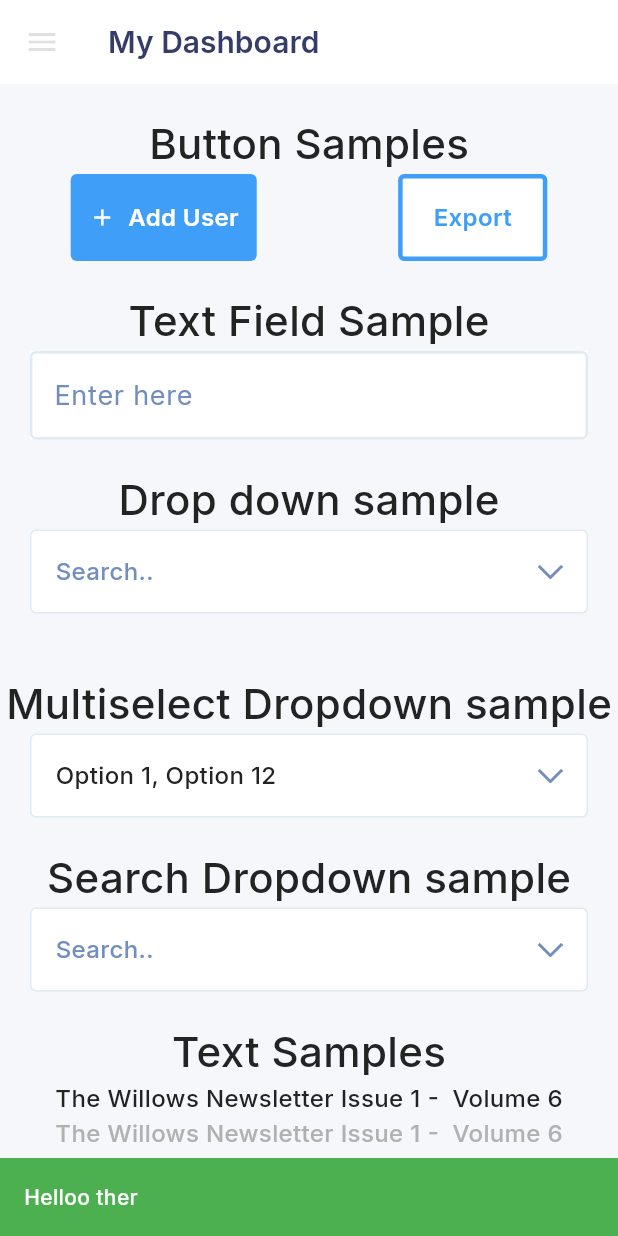
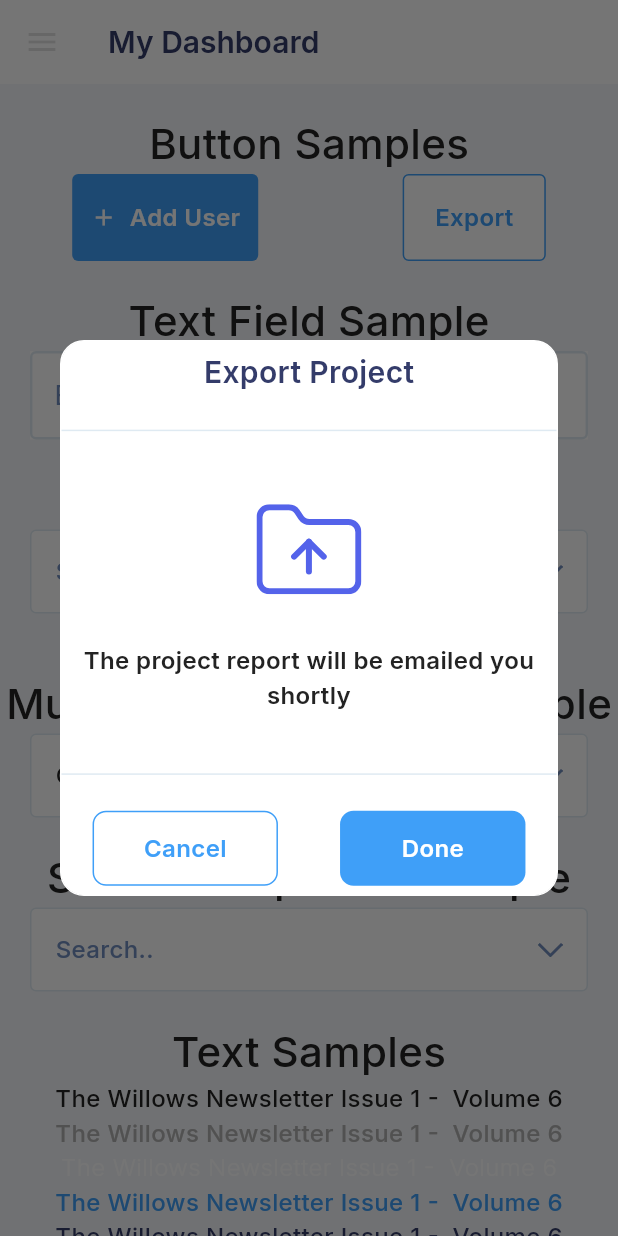
Before and after one commit to Abhinimap/nimap_base_project, a Flutter app: the screen it shows after launch, after a tap on "Add User", on a phone screen of 412 x 824 dp. Run offline on Flutter 3.47's test engine with Material 3 defaults, Android fonts, the light colour scheme and no system bars; drawn by our look-alikes of dropdown_button2; our stand-ins replace awesome_notifications, dio, firebase_core, firebase_messaging, flutter_svg, get and 5 more; accounts and stored records are empty.

Commit message:
Added custom drawer, Added custom popups, Added custom scaffold

```diff
--- a/lib/config/gen/assets.gen.dart
+++ b/lib/config/gen/assets.gen.dart
@@ -66,6 +66,16 @@ class $AssetsLogoGen {
   List<AssetGenImage> get values => [appIconPng, appIconWebp];
 }
 
+class $AssetsSvgGen {
+  const $AssetsSvgGen();
+
+  /// File path: assets/svg/file_icon.svg
+  SvgGenImage get fileIcon => const SvgGenImage('assets/svg/file_icon.svg');
+
+  /// List of all assets
+  List<SvgGenImage> get values => [fileIcon];
+}
+
 class $AssetsImages20xGen {
   const $AssetsImages20xGen();
 
@@ -109,6 +119,7 @@ class Assets {
   static const $AssetsGoogleFontsGen googleFonts = $AssetsGoogleFontsGen();
   static const $AssetsImagesGen images = $AssetsImagesGen();
   static const $AssetsLogoGen logo = $AssetsLogoGen();
+  static const $AssetsSvgGen svg = $AssetsSvgGen();
 }
 
 class AssetGenImage {
--- /dev/null
+++ b/lib/data/utils/custom_popup.dart
@@ -0,0 +1,99 @@
+import 'package:get/get.dart';
+import 'package:flutter/material.dart';
+
+import 'package:starter_template_get_x/presentation/presentation.dart';
+import 'package:starter_template_get_x/config/config.dart';
+
+class CustomDialog {
+  const CustomDialog._();
+
+  static customDialog({
+    required String title,
+    required String message,
+    Widget? iconWidget,
+    Function()? onSuccess,
+    Function()? onCancel,
+    String buttonText = "Done",
+    String cancelButtonText = "Cancel",
+    double? buttonWidth,
+    double buttonHeight = 50,
+  }) {
+    Get.dialog(StatefulBuilder(
+      builder: (context, setState) {
+        return Dialog(
+          child: Container(
+            height: context.height * 0.45,
+            alignment: Alignment.center,
+            decoration: BoxDecoration(
+              border: Border.all(color: Colors.white),
+              color: Colors.white,
+              borderRadius: const BorderRadius.all(
+                Radius.circular(16),
+              ),
+            ),
+            child: Column(
+              mainAxisAlignment: MainAxisAlignment.center,
+              children: [
+                CustomRhinoText(
+                  text: title,
+                  fontSize: 20,
+                  fontWeight: FontWeight.w600,
+                ),
+                SizedBox(
+                  height: context.height * 0.02,
+                ),
+                const Divider(
+                  color: ColorName.lavenderMist,
+                ),
+                SizedBox(
+                  height: context.height * 0.05,
+                ),
+                if (iconWidget != null) iconWidget,
+                SizedBox(
+                  height: context.height * 0.04,
+                ),
+                CustomText(
+                  text: message,
+                  textAlign: TextAlign.center,
+                  fontWeight: FontWeight.w600,
+                ),
+                SizedBox(
+                  height: context.height * 0.04,
+                ),
+                const Divider(
+                  color: ColorName.lavenderMist,
+                ),
+                SizedBox(
+                  height: context.height * 0.02,
+                ),
+                Row(
+                  mainAxisAlignment: MainAxisAlignment.spaceAround,
+                  children: [
+                    SecondaryButton(
+                      buttonText: cancelButtonText,
+                      width: buttonWidth,
+                      height: buttonHeight,
+                      borderRadius: 9,
+                      onPressed: () {
+                        onCancel!();
+                      },
+                    ),
+                    PrimaryButton(
+                      width: buttonWidth,
+                      height: buttonHeight,
+                      borderRadius: 9,
+                      onPressed: () {
+                        onSuccess!();
+                      },
+                      buttonText: buttonText,
+                    ),
+                  ],
+                )
+              ],
+            ),
+          ),
+        );
+      },
+    ));
+  }
+}
--- a/lib/data/utils/custom_snackbar.dart
+++ b/lib/data/utils/custom_snackbar.dart
@@ -2,6 +2,8 @@ import 'package:flutter/material.dart';
 import 'package:get/get.dart';
 
 class CustomSnackBar {
+  const CustomSnackBar._();
+
   static showCustomSnackBar(
       {required String title, required String message, Duration? duration}) {
     Get.snackbar(
--- a/lib/main.dart
+++ b/lib/main.dart
@@ -13,6 +13,7 @@ import 'package:get/get.dart';
 
 import 'package:starter_template_get_x/config/config.dart';
 import 'package:starter_template_get_x/data/data.dart';
+import 'package:starter_template_get_x/data/utils/custom_popup.dart';
 import 'package:starter_template_get_x/domain/domain.dart';
 import 'package:starter_template_get_x/presentation/presentation.dart';
 
@@ -64,9 +65,9 @@ class MyHomePage extends StatefulWidget {
 class _MyHomePageState extends State<MyHomePage> {
   @override
   Widget build(BuildContext context) {
-    return SafeArea(
-      top: false,
-      child: Scaffold(
+    return CustomScaffold(
+      selectedDrawerElement: DrawerElements.projects,
+      // addSafeArea: true,
       appBar: AppBar(
         leading: Builder(
           builder: (context) {
@@ -81,12 +82,10 @@ class _MyHomePageState extends State<MyHomePage> {
             );
           },
         ),
-          title: Text(widget.title,),
+        title: Text(
+          widget.title,
         ),
-        drawer: const CustomDrawer(
-          selectDrawerElement: DrawerElements.forms,
       ),
-        drawerEdgeDragWidth: context.width * 0.8,
       body: SingleChildScrollView(
         child: Column(
           mainAxisAlignment: MainAxisAlignment.start,
@@ -109,7 +108,19 @@ class _MyHomePageState extends State<MyHomePage> {
                     color: Colors.white,
                   ),
                   onPressed: () {
-                      CustomSnackBar.showCustomToast(message: "Helloo ther");
+                    CustomDialog.customDialog(
+                      buttonWidth: context.width * 0.3,
+                      title: "Export Project",
+                      message:
+                          "The project report will be emailed you shortly",
+                      iconWidget: Assets.svg.fileIcon.svg(),
+                      onSuccess: () {
+                        Get.back();
+                      },
+                      onCancel: () {
+                        Get.back();
+                      },
+                    );
                   },
                 ),
                 SecondaryButton(
@@ -250,7 +261,6 @@ class _MyHomePageState extends State<MyHomePage> {
           ],
         ),
       ),
-      ),
     );
   }
 }
--- a/lib/presentation/custom_widgets/custom_button_widgets.dart
+++ b/lib/presentation/custom_widgets/custom_button_widgets.dart
@@ -8,6 +8,7 @@ import 'package:starter_template_get_x/presentation/presentation.dart';
 class PrimaryButton extends StatefulWidget {
   const PrimaryButton({
     super.key,
+    this.width,
     this.onPressed,
     this.height = 58,
     this.fontSize = 16,
@@ -19,6 +20,7 @@ class PrimaryButton extends StatefulWidget {
 
   final Widget? prefixIcon;
   final double height;
+  final double? width;
   final double fontSize;
   final double borderRadius;
   final String buttonText;
@@ -43,6 +45,7 @@ class _PrimaryButton extends State<PrimaryButton> {
       message: widget.buttonText,
       child: Container(
         height: widget.height,
+        width: widget.width,
         decoration: BoxDecoration(
           color: LightThemeColors.primaryColor,
           borderRadius: BorderRadius.circular(
@@ -90,6 +93,7 @@ class _PrimaryButton extends State<PrimaryButton> {
 class SecondaryButton extends StatelessWidget {
   const SecondaryButton({
     super.key,
+    this.width,
     this.onPressed,
     this.prefixIcon,
     this.height = 58,
@@ -101,6 +105,7 @@ class SecondaryButton extends StatelessWidget {
 
   final Widget? prefixIcon;
   final double height;
+  final double? width;
   final double fontSize;
   final double borderRadius;
   final String buttonText;
@@ -113,8 +118,9 @@ class SecondaryButton extends StatelessWidget {
       message: buttonText,
       child: Container(
         height: height,
+        width: width,
         decoration: BoxDecoration(
-          border: Border.all(color: LightThemeColors.blueTextColor, width: 3),
+          border: Border.all(color: LightThemeColors.blueTextColor, width: 1),
           color: Colors.white,
           borderRadius: BorderRadius.circular(
             borderRadius,
--- /dev/null
+++ b/lib/presentation/custom_widgets/custom_scaffold.dart
@@ -0,0 +1,56 @@
+import 'package:flutter/material.dart';
+
+import 'package:starter_template_get_x/presentation/presentation.dart';
+import 'package:starter_template_get_x/data/data.dart';
+
+class CustomScaffold extends StatelessWidget {
+  const CustomScaffold({
+    super.key,
+    this.appBar,
+    required this.selectedDrawerElement,
+    this.body,
+    this.addSafeArea = false,
+    this.top = true,
+    this.bottom = true,
+    this.right = true,
+    this.left = true,
+  });
+
+  final PreferredSizeWidget? appBar;
+  final DrawerElements selectedDrawerElement;
+  final Widget? body;
+  final bool addSafeArea;
+
+  // NOTE: Only after addSafeArea is true following 4 parameters will work
+  final bool top;
+  final bool bottom;
+  final bool right;
+  final bool left;
+
+  @override
+  Widget build(BuildContext context) {
+    if (addSafeArea) {
+      return SafeArea(
+        top: top,
+        bottom: bottom,
+        right: right,
+        left: left,
+        child: Scaffold(
+          appBar: appBar,
+          drawer: CustomDrawer(
+            selectDrawerElement: selectedDrawerElement,
+          ),
+          body: body,
+        ),
+      );
+    } else {
+      return Scaffold(
+        appBar: appBar,
+        drawer: CustomDrawer(
+          selectDrawerElement: selectedDrawerElement,
+        ),
+        body: body,
+      );
+    }
+  }
+}
--- a/lib/presentation/custom_widgets/custom_text_widgets.dart
+++ b/lib/presentation/custom_widgets/custom_text_widgets.dart
@@ -11,12 +11,14 @@ class CustomText extends StatelessWidget {
     this.fontWeight = FontWeight.w500,
     this.overflow,
     this.maxLines,
+    this.textAlign
   });
 
   final String text;
   final double fontSize;
   final FontWeight fontWeight;
   final TextOverflow? overflow;
+  final TextAlign? textAlign;
   final int? maxLines;
 
   @override
@@ -27,8 +29,10 @@ class CustomText extends StatelessWidget {
             fontSize: fontSize,
             fontWeight: fontWeight,
             overflow: overflow,
+
           ),
       maxLines: maxLines,
+      textAlign: textAlign,
     );
   }
 }
@@ -40,12 +44,15 @@ class CustomNobelText extends StatelessWidget {
     this.fontSize = MyFonts.defaultFontSize,
     this.fontWeight = FontWeight.w500,
     this.overflow,
+    this.textAlign
   });
 
   final String text;
   final double fontSize;
   final FontWeight fontWeight;
   final TextOverflow? overflow;
+  final TextAlign? textAlign;
+
 
   @override
   Widget build(BuildContext context) {
@@ -61,6 +68,8 @@ class CustomNobelText extends StatelessWidget {
             fontWeight: fontWeight,
             overflow: overflow,
           ),
+      textAlign: textAlign,
+
     );
   }
 }
@@ -72,12 +81,15 @@ class CustomRhinoText extends StatelessWidget {
     this.fontSize = MyFonts.defaultFontSize,
     this.fontWeight = FontWeight.w500,
     this.overflow,
+    this.textAlign
   });
 
   final String text;
   final double fontSize;
   final FontWeight fontWeight;
   final TextOverflow? overflow;
+  final TextAlign? textAlign;
+
 
   @override
   Widget build(BuildContext context) {
@@ -93,6 +105,8 @@ class CustomRhinoText extends StatelessWidget {
             fontWeight: fontWeight,
             overflow: overflow,
           ),
+      textAlign: textAlign,
+
     );
   }
 }
@@ -104,12 +118,15 @@ class CustomBlueText extends StatelessWidget {
     this.fontSize = MyFonts.defaultFontSize,
     this.fontWeight = FontWeight.w500,
     this.overflow,
+    this.textAlign
   });
 
   final String text;
   final double fontSize;
   final FontWeight fontWeight;
   final TextOverflow? overflow;
+  final TextAlign? textAlign;
+
 
   @override
   Widget build(BuildContext context) {
@@ -125,6 +142,8 @@ class CustomBlueText extends StatelessWidget {
             fontWeight: fontWeight,
             overflow: overflow,
           ),
+      textAlign: textAlign,
+
     );
   }
 }
@@ -136,12 +155,15 @@ class CustomWildBlueText extends StatelessWidget {
     this.fontSize = MyFonts.defaultFontSize,
     this.fontWeight = FontWeight.w500,
     this.overflow,
+    this.textAlign
   });
 
   final String text;
   final double fontSize;
   final FontWeight fontWeight;
   final TextOverflow? overflow;
+  final TextAlign? textAlign;
+
 
   @override
   Widget build(BuildContext context) {
@@ -158,6 +180,7 @@ class CustomWildBlueText extends StatelessWidget {
             overflow: overflow,
           ),
       overflow: TextOverflow.ellipsis,
+      textAlign: textAlign,
     );
   }
 }
@@ -169,12 +192,14 @@ class CustomWhiteText extends StatelessWidget {
     this.fontSize = MyFonts.defaultFontSize,
     this.fontWeight = FontWeight.w300,
     this.overflow,
+    this.textAlign
   });
 
   final String text;
   final double fontSize;
   final FontWeight fontWeight;
   final TextOverflow? overflow;
+  final TextAlign? textAlign;
 
   @override
   Widget build(BuildContext context) {
@@ -186,6 +211,8 @@ class CustomWhiteText extends StatelessWidget {
             fontWeight: fontWeight,
             overflow: overflow,
           ),
+      textAlign: textAlign,
+
     );
   }
 }
--- a/lib/presentation/presentation.dart
+++ b/lib/presentation/presentation.dart
@@ -5,3 +5,4 @@ export 'custom_widgets/custom_text_widgets.dart';
 export 'custom_widgets/custom_text_fields.dart';
 export 'custom_widgets/custom_dropdown_widget.dart';
 export 'custom_widgets/custom_drawer.dart';
+export 'custom_widgets/custom_scaffold.dart';
--- a/pubspec.yaml
+++ b/pubspec.yaml
@@ -61,6 +61,7 @@ flutter:
     - assets/images/3.0x/
     - assets/images/icons/
     - assets/logo/
+    - assets/svg/
     - assets/google_fonts/
 
   # To add custom fonts to your application, add a fonts section here,
```
Also changed, not shown: assets/svg/file_icon.svg (added). Lines whose indentation alone changed are shown as unchanged.
